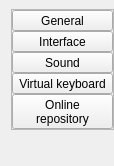
First picture: the form in sources/context/interface/configtoc.ui, repository davy7125/polyphone, before the edit.
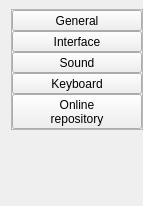
Second picture: the form after the edit. Custom widgets are drawn as their Qt base class.

What changed in the file:
```diff
--- a/sources/context/interface/configtoc.ui
+++ b/sources/context/interface/configtoc.ui
@@ -6,8 +6,8 @@
    <rect>
     <x>0</x>
     <y>0</y>
-    <width>103</width>
-    <height>166</height>
+    <width>143</width>
+    <height>206</height>
    </rect>
   </property>
   <property name="windowTitle">
@@ -95,7 +95,7 @@
          </sizepolicy>
         </property>
         <property name="text">
-         <string>Virtual keyboard</string>
+         <string>Keyboard</string>
         </property>
        </widget>
       </item>
```
